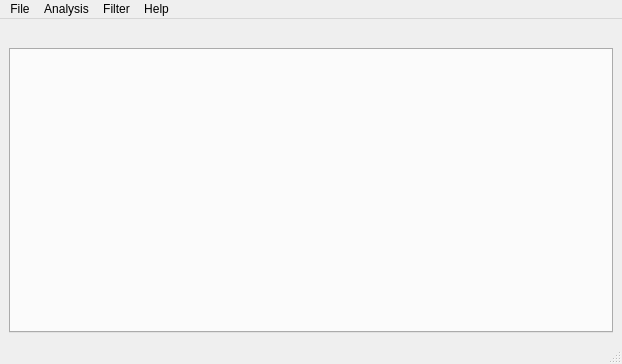
jatin3893/NetCaPy, file NetworkCapture/ui/MainWindow.ui: the form before one commit.
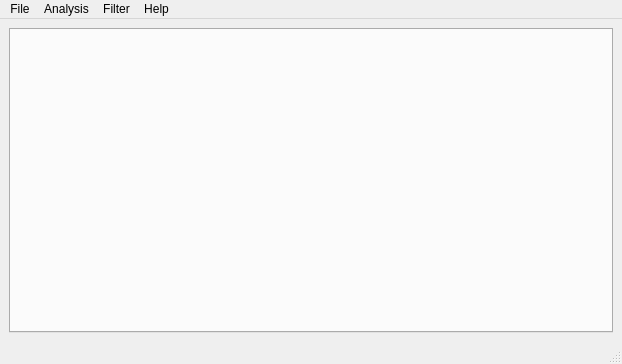
The form after the commit.

Commit message: Filters Toolbar added to MainWindow

Diff of the .ui file:
```diff
--- a/NetworkCapture/ui/MainWindow.ui
+++ b/NetworkCapture/ui/MainWindow.ui
@@ -21,25 +21,31 @@
        <enum>QLayout::SetMaximumSize</enum>
       </property>
       <item>
-       <layout class="QHBoxLayout" name="Toolbar">
+       <layout class="QHBoxLayout" name="toolBarCapture"/>
+      </item>
+      <item>
+       <layout class="QHBoxLayout" name="toolBarAnalysis"/>
+      </item>
+      <item>
+       <layout class="QHBoxLayout" name="toolbarFilter">
+        <property name="spacing">
+         <number>5</number>
+        </property>
         <property name="sizeConstraint">
          <enum>QLayout::SetMaximumSize</enum>
         </property>
-        <item>
-         <spacer name="horizontalSpacer">
-          <property name="orientation">
-           <enum>Qt::Horizontal</enum>
-          </property>
-          <property name="sizeHint" stdset="0">
-           <size>
-            <width>40</width>
-            <height>20</height>
-           </size>
-          </property>
-         </spacer>
-        </item>
        </layout>
       </item>
+     </layout>
+    </item>
+    <item>
+     <layout class="QVBoxLayout" name="verticalLayout">
+      <property name="spacing">
+       <number>0</number>
+      </property>
+      <property name="sizeConstraint">
+       <enum>QLayout::SetMaximumSize</enum>
+      </property>
       <item>
        <layout class="QHBoxLayout" name="horizontalLayout">
         <property name="sizeConstraint">
```
Left out of the diff: 5 changed lines with no effect on the pictures. The commit also changes 10 other files.
